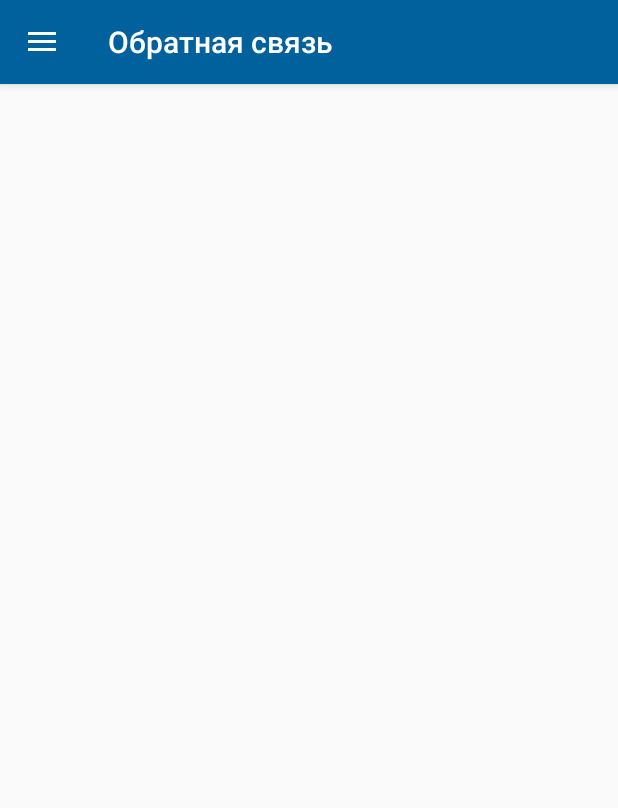
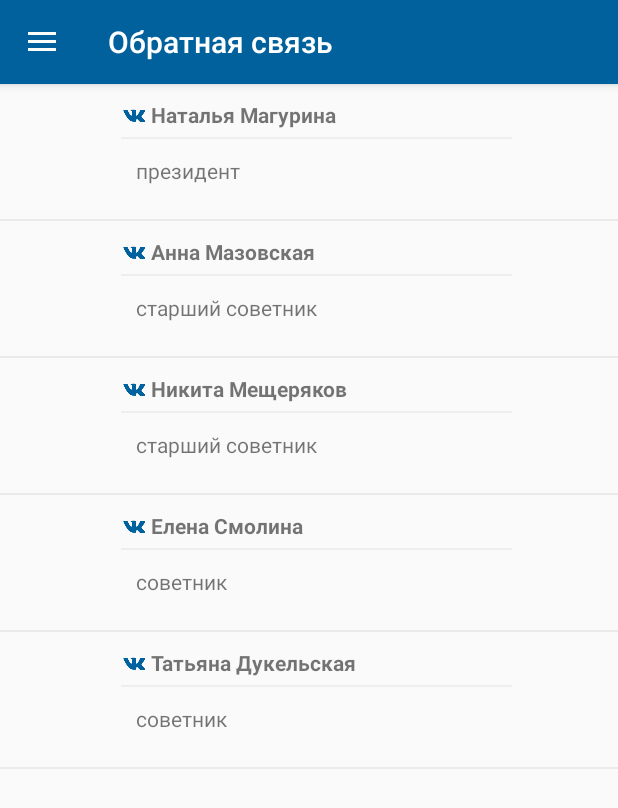
Before and after one commit to RasM24/Archive-Economicus, an Android app: the screen it shows after launch (ContactActivity), after a tap on "Обратная связь", on a phone screen of 412 x 824 dp. Shown: the top 808 px of the screen. Run offline under Robolectric (Android 15) with nearby library versions, the phone set to English and light mode, and no system bars; our stand-ins replace Firebase (no records; nobody signed in at launch, a user with empty details on screens opened directly); libraries missing offline, so code that uses them is left out: ru.endroad.arena; pictures from the network do not load; 2 statements that could not run were skipped; 1 other tap on this screen came first.

Commit message:
[datasource] Вынес contactData в DataSource

```diff
--- a/app/src/main/java/endroad/dl/App.kt
+++ b/app/src/main/java/endroad/dl/App.kt
@@ -7,6 +7,5 @@ class App : Application() {
 	override fun onCreate() {
 		super.onCreate()
 		FirebaseDatabase.getInstance().setPersistenceEnabled(true)
-		loadLinkArrayFromAssets()
 	}
 }
--- a/app/src/main/java/endroad/dl/ContactActivity.kt
+++ b/app/src/main/java/endroad/dl/ContactActivity.kt
@@ -11,6 +11,7 @@ import android.widget.TextView
 import androidx.recyclerview.widget.DividerItemDecoration
 import androidx.recyclerview.widget.LinearLayoutManager
 import androidx.recyclerview.widget.RecyclerView
+import endroad.dl.data.ContactDataSource
 import endroad.dl.models.Contact
 import kotlinx.android.synthetic.main.activity_list.*
 import ru.endroad.arena.data.CircleTransform
@@ -22,6 +23,8 @@ class ContactActivity : ActivityExtendNavigation() {
 
 	private val mLayoutManager: LinearLayoutManager = LinearLayoutManager(this)
 
+	private val contactDataSource = ContactDataSource()
+
 	override fun onCreate(savedInstanceState: Bundle?) {
 		super.onCreate(savedInstanceState)
 		setContentView(R.layout.activity_list)
@@ -29,7 +32,7 @@ class ContactActivity : ActivityExtendNavigation() {
 		recycleList.setHasFixedSize(true)
 		recycleList.layoutManager = mLayoutManager
 		recycleList.addItemDecoration(DividerItemDecoration(baseContext, mLayoutManager.orientation))
-		recycleList.adapter = LinkAdapter(linkList)
+		recycleList.adapter = LinkAdapter(contactDataSource.getContactList())
 	}
 
 	override fun onClick(view: View) {}
--- a/app/src/main/java/endroad/dl/Data.kt
+++ b/app/src/main/java/endroad/dl/Data.kt
@@ -1,33 +1,5 @@
 package endroad.dl
 
-import android.content.Context
 import com.google.firebase.database.FirebaseDatabase
-import endroad.dl.models.Contact
-import org.json.JSONArray
-import java.util.*
 
 val databaseReference = FirebaseDatabase.getInstance().reference
-val linkList = ArrayList<Contact>()
-
-fun Context.loadLinkArrayFromAssets() {
-	runCatching {
-		val jsonArray = JSONArray(getStringFromAssetFile("link"))
-		linkList.clear()
-		for (i in 0 until jsonArray.length()) {
-			linkList.add(Contact.fromJSON(jsonArray.getJSONObject(i)))
-		}
-	}
-}
-
-private fun Context.getStringFromAssetFile(name: String): String {
-	runCatching {
-		assets.open(name).run {
-			val size = available()
-			val buffer = ByteArray(size)
-			read(buffer)
-			close()
-			return String(buffer)
-		}
-	}
-	return ""
-}
--- /dev/null
+++ b/app/src/main/java/endroad/dl/data/ContactDataSource.kt
@@ -0,0 +1,16 @@
+package endroad.dl.data
+
+import endroad.dl.models.Contact
+
+class ContactDataSource {
+
+	private val hardcoreData = listOf(
+		Contact("Наталья Магурина", "президент", "https://vk.com/natasha_magurina", "file:///android_asset/link_image/natasha_magurina.jpg"),
+		Contact("Анна Мазовская", "старший советник", "https://vk.com/mazovskaya", "file:///android_asset/link_image/mazovskaya.jpg"),
+		Contact("Никита Мещеряков", "старший советник", "https://vk.com/nikeetqa", "file:///android_asset/link_image/nikeetqa.jpg"),
+		Contact("Елена Смолина", "советник", "https://vk.com/teeeeeeeee", "file:///android_asset/link_image/teeeeeeeee.jpg"),
+		Contact("Татьяна Дукельская", "советник", "https://vk.com/tanusha199", "file:///android_asset/link_image/tanusha199.jpg"))
+
+	fun getContactList() = hardcoreData
+
+}
```
Also changed, not shown: app/src/main/java/endroad/dl/models/Contact.kt (+1 -21 lines), 1 other file.
